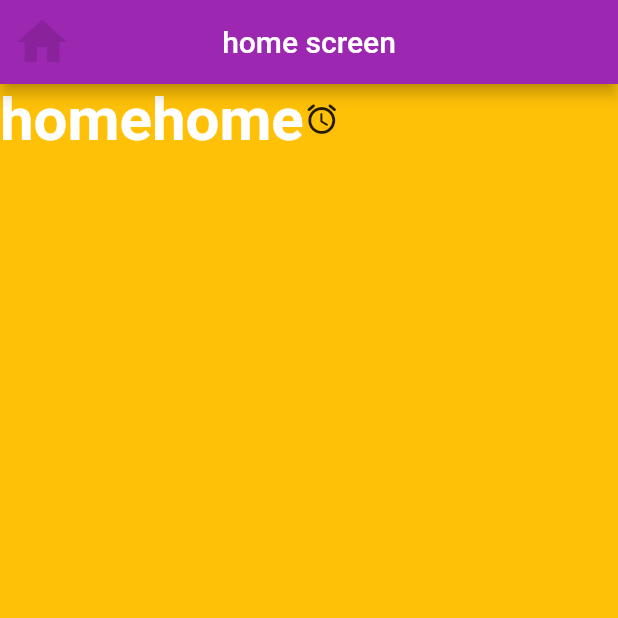
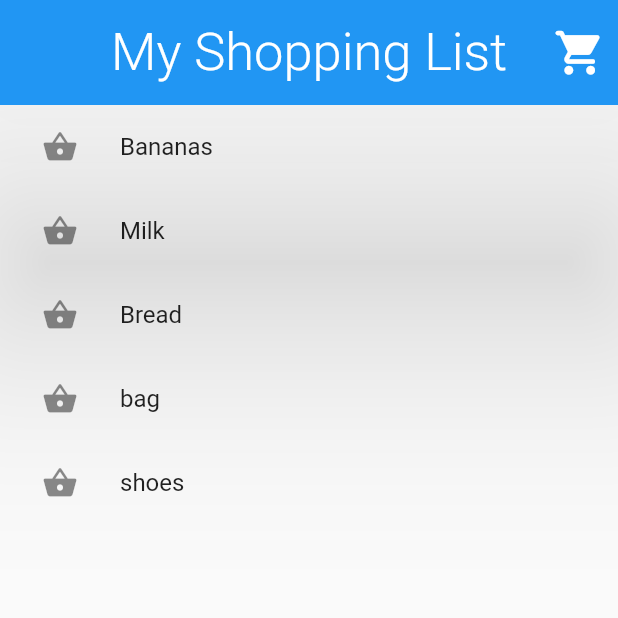
Before and after one commit to TasnimSariaa/exaple_github_project, a Flutter app: the screen it shows after launch, on a phone screen of 412 x 824 dp, the top half of it. Run offline on Flutter 3.47's test engine with Material 2 defaults, Android fonts, the phone set to English and light mode, and no system bars.

Commit message:
update version

```diff
--- a/lib/main.dart
+++ b/lib/main.dart
@@ -16,41 +16,50 @@ class MyApp extends StatelessWidget {
 }
 
 class HomeScreen extends StatelessWidget {
+  List<String> items = [
+    'Bananas',
+    'Milk',
+    'Bread',
+    'bag',
+    'shoes',
+  ];
+
   @override
   Widget build(BuildContext context) {
     return Scaffold(
-      backgroundColor: Colors.amber,
-      appBar: AppBar(
-        backgroundColor: Colors.purple,
-        centerTitle: true,
-        title: Text("home screen"),
-        leading: Icon(
-          Icons.home,
-          color: Colors.black12,
-          size: 40,
-        ), //Icon constructor Icons class home static mathod
-      ),
-      body: Row(
-        children: [
-          Text(
-            'home',
-            style: TextStyle(//we cant use TextStyle as widget couse its not a widget its a diagonosticable helper of a widget
-                color: Colors.white,
-                fontSize: 40,
-                fontWeight: FontWeight.bold
+        appBar: AppBar(
+            title: Text(
+              "My Shopping List",
+              style: TextStyle(
+                fontWeight: FontWeight.w300,
+                fontSize: 35,
+              ),
             ),
-          ),
-          Text(
-            'home',
-            style: TextStyle(//we cant use TextStyle as widget couse its not a widget its a diagonosticable helper of a widget
-                color: Colors.white,
-                fontSize: 40,
-                fontWeight: FontWeight.bold
-            ),
-          ),
-          Icon(Icons.access_alarms_rounded),
-        ],
-      ),
-    );
+            //titleSpacing: 90,
+            centerTitle: true,
+            toolbarHeight: 70,
+            elevation: 70,
+            toolbarOpacity: 1,
+            backgroundColor: Colors.blue,
+            actions: [
+              IconButton(
+                icon: Icon(Icons.shopping_cart_rounded),
+                iconSize: 35,
+                onPressed: () {
+                  print("Shopping");
+                },
+              ),
+            ]),
+        body: Scrollbar(
+          child: ListView.builder(
+              itemCount: items.length,
+              itemBuilder: (context, index) {
+                return ListTile(
+                  title: Text(items[index]),
+                  leading: IconButton(
+                      onPressed: () {}, icon: Icon(Icons.shopping_basket)),
+                );
+              }),
+        ));
   }
 }
```
